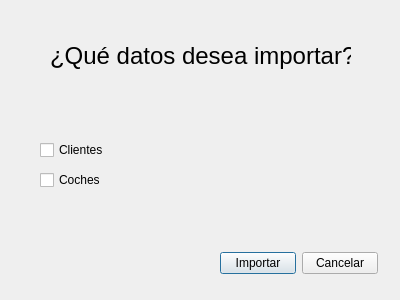
Old version of the form ui/dlgTipoImportacion.ui in the repository arielcostas/dam-di-costasguerrero.
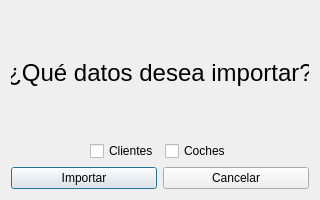
New version of the form.

The edit to the form file:
```diff
--- a/ui/dlgTipoImportacion.ui
+++ b/ui/dlgTipoImportacion.ui
@@ -6,83 +6,111 @@
    <rect>
     <x>0</x>
     <y>0</y>
-    <width>400</width>
-    <height>300</height>
+    <width>320</width>
+    <height>200</height>
    </rect>
   </property>
+  <property name="minimumSize">
+   <size>
+    <width>320</width>
+    <height>200</height>
+   </size>
+  </property>
+  <property name="maximumSize">
+   <size>
+    <width>320</width>
+    <height>200</height>
+   </size>
+  </property>
   <property name="windowTitle">
    <string>Dialog</string>
   </property>
-  <widget class="QWidget" name="layoutWidget">
-   <property name="geometry">
-    <rect>
-     <x>220</x>
-     <y>250</y>
-     <width>158</width>
-     <height>26</height>
-    </rect>
-   </property>
-   <layout class="QHBoxLayout" name="horizontalLayout">
-    <item>
-     <widget class="QPushButton" name="buttonImportar">
-      <property name="text">
-       <string>Importar</string>
-      </property>
-     </widget>
-    </item>
-    <item>
-     <widget class="QPushButton" name="buttonCancelar">
-      <property name="text">
-       <string>Cancelar</string>
-      </property>
-     </widget>
-    </item>
-   </layout>
-  </widget>
-  <widget class="QCheckBox" name="checkboxClientes">
-   <property name="geometry">
-    <rect>
-     <x>40</x>
-     <y>140</y>
-     <width>76</width>
-     <height>20</height>
-    </rect>
-   </property>
-   <property name="text">
-    <string>Clientes</string>
-   </property>
-  </widget>
-  <widget class="QCheckBox" name="checkboxCoches">
-   <property name="geometry">
-    <rect>
-     <x>40</x>
-     <y>170</y>
-     <width>76</width>
-     <height>20</height>
-    </rect>
-   </property>
-   <property name="text">
-    <string>Coches</string>
-   </property>
-  </widget>
-  <widget class="QLabel" name="label">
-   <property name="geometry">
-    <rect>
-     <x>50</x>
-     <y>40</y>
-     <width>301</width>
-     <height>31</height>
-    </rect>
-   </property>
-   <property name="font">
-    <font>
-     <pointsize>18</pointsize>
-    </font>
-   </property>
-   <property name="text">
-    <string>¿Qué datos desea importar?</string>
-   </property>
-  </widget>
+  <layout class="QVBoxLayout" name="verticalLayout">
+   <item>
+    <widget class="QLabel" name="label">
+     <property name="font">
+      <font>
+       <pointsize>18</pointsize>
+       <italic>false</italic>
+       <bold>false</bold>
+       <strikeout>false</strikeout>
+       <kerning>true</kerning>
+      </font>
+     </property>
+     <property name="text">
+      <string>¿Qué datos desea importar?</string>
+     </property>
+     <property name="textFormat">
+      <enum>Qt::PlainText</enum>
+     </property>
+     <property name="alignment">
+      <set>Qt::AlignCenter</set>
+     </property>
+    </widget>
+   </item>
+   <item>
+    <layout class="QHBoxLayout" name="horizontalLayout_2">
+     <item>
+      <spacer name="horizontalSpacer">
+       <property name="orientation">
+        <enum>Qt::Horizontal</enum>
+       </property>
+       <property name="sizeHint" stdset="0">
+        <size>
+         <width>40</width>
+         <height>20</height>
+        </size>
+       </property>
+      </spacer>
+     </item>
+     <item>
+      <widget class="QCheckBox" name="checkboxClientes">
+       <property name="text">
+        <string>Clientes</string>
+       </property>
+      </widget>
+     </item>
+     <item>
+      <widget class="QCheckBox" name="checkboxCoches">
+       <property name="text">
+        <string>Coches</string>
+       </property>
+      </widget>
+     </item>
+     <item>
+      <spacer name="horizontalSpacer_2">
+       <property name="orientation">
+        <enum>Qt::Horizontal</enum>
+       </property>
+       <property name="sizeHint" stdset="0">
+        <size>
+         <width>40</width>
+         <height>20</height>
+        </size>
+       </property>
+      </spacer>
+     </item>
+    </layout>
+   </item>
+   <item>
+    <layout class="QHBoxLayout" name="horizontalLayout">
+     <item>
+      <widget class="QPushButton" name="buttonImportar">
+       <property name="text">
+        <string>Importar</string>
+       </property>
+      </widget>
+     </item>
+     <item>
+      <widget class="QPushButton" name="buttonCancelar">
+       <property name="text">
+        <string>Cancelar</string>
+       </property>
+      </widget>
+     </item>
+    </layout>
+   </item>
+  </layout>
  </widget>
  <resources/>
  <connections/>
```
